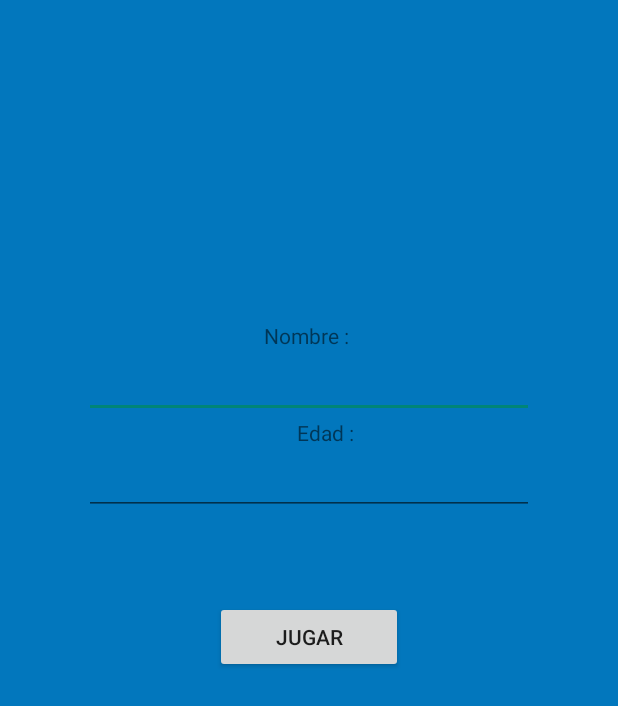
After one commit to virivil/PMDM_RevisionFragment, an Android app: the Perfil screen opened directly, with no data from a screen before it, on a phone screen of 412 x 824 dp. The commit adds this screen. Shown: the top 706 px of the screen. Run offline under Robolectric (Android 15) with nearby library versions, the phone set to English and light mode, and no system bars.

Commit message:
Revisión Paco

```diff
--- a/app/src/main/java/com/example/vince/pmdm_proyecto/Main2Activity.java
+++ b/app/src/main/java/com/example/vince/pmdm_proyecto/Main2Activity.java
@@ -8,7 +8,7 @@ import android.widget.Toast;
 
 
 /**
- * Created by vince on 3/11/15.  -----> esta clase sobra... es de una actividad anterior.
+ * Created by vince  on 3/11/15.  -----> esta clase sobra... es de una actividad anterior.
  */
 public class Main2Activity extends Activity {
 
--- a/app/src/main/java/com/example/vince/pmdm_proyecto/MainActivity.java
+++ b/app/src/main/java/com/example/vince/pmdm_proyecto/MainActivity.java
@@ -33,7 +33,7 @@ public class MainActivity extends Activity implements ListFragment.ListFragmentL
         setContentView(R.layout.activity_main);
 
 
-        // aqui recojo la info pasada con el intent  ,
+        // aqui  recojo la info pasada con el intent  ,
 
         Bundle bundleperfil = getIntent().getExtras();
 
--- a/app/src/main/java/com/example/vince/pmdm_proyecto/MenuAdapter.java
+++ b/app/src/main/java/com/example/vince/pmdm_proyecto/MenuAdapter.java
@@ -76,6 +76,7 @@ public class MenuAdapter extends BaseAdapter {
 /*
         if (color == "Azul") {
             convertView.setBackgroundColor(Color.parseColor("#99CCCC"));
+
         } else if ( color == "Plata" ) {
 
             convertView.setBackgroundColor(Color.parseColor("#CCCCCC"));
--- /dev/null
+++ b/app/src/main/java/com/example/vince/pmdm_proyecto/Perfil.java
@@ -0,0 +1,132 @@
+package com.example.vince.pmdm_proyecto;
+
+import android.app.Activity;
+import android.content.Intent;
+import android.os.Bundle;
+import android.util.Log;
+import android.view.Menu;
+import android.view.MenuItem;
+import android.view.View;
+import android.view.Window;
+import android.widget.Button;
+import android.widget.EditText;
+import android.widget.Toast;
+
+import com.example.vince.pmdm_proyecto.PerfilFragment.OnFragmentBotonListener;
+import com.example.vince.pmdm_proyecto.R;
+
+public class Perfil extends Activity implements PerfilFragment.OnFragmentBotonListener{
+
+/**
+   EditText edit_text1;
+
+    EditText edit_text2 ;
+
+    //  INSTANCIAMOS el boton para asignarle  un listener.
+    Button b;
+**/
+
+    @Override
+    protected void onCreate(Bundle savedInstanceState) {
+        super.onCreate(savedInstanceState);
+
+        // quito el titulo
+        requestWindowFeature(Window.FEATURE_NO_TITLE);
+
+        setContentView(R.layout.activity_perfil);
+
+
+
+
+            // INSTANCIAMOS el boton para asignarle  un listener.
+            //Button b = (Button) findViewById(R.id.botonjugar);
+
+
+
+
+
+
+
+        /**        b.setOnClickListener(new View.OnClickListener() {
+                    @Override
+                    public void onClick(View v) {
+
+                        Log.i("INFO_DAM","por 1 en Perfil");
+
+                        // recupero la info rellenada
+
+                        // antes he declarado los campos , ahora los instancia
+                        edit_text1 = (EditText) findViewById(R.id.editText);
+
+                        edit_text2 = (EditText) findViewById(R.id.editText2);
+
+                        // recupero el valor en string de los campos
+
+                        String Name = edit_text1.getText().toString();
+                        String Years = edit_text2.getText().toString();
+
+
+
+                        //  Intent para pasar al mainactivity
+                        Intent mainIntent = new Intent(getApplicationContext(), MainActivity.class);
+
+
+                        //  meto al intent la info que quiero pasar entre actv.
+                        mainIntent.putExtra("nombre", Name); //nombre
+                        mainIntent.putExtra("edad", Years);  //edad
+
+                        // inicio la otra actv.
+                        startActivity(mainIntent);
+
+                    }
+                }); **/
+
+
+    }
+
+/**
+    @Override
+    public boolean onCreateOptionsMenu(Menu menu) {
+        // Inflate the menu; this adds items to the action bar if it is present.
+        getMenuInflater().inflate(R.menu.menu_perfil, menu);
+        return true;
+    }
+
+**/
+
+/**    @Override
+    public boolean onOptionsItemSelected(MenuItem item) {
+        // Handle action bar item clicks here. The action bar will
+        // automatically handle clicks on the Home/Up button, so long
+        // as you specify a parent activity in AndroidManifest.xml.
+        int id = item.getItemId();
+
+        //noinspection SimplifiableIfStatement
+        if (id == R.id.action_settings) {
+            return true;
+        }
+
+        return super.onOptionsItemSelected(item);
+    } **/
+
+
+
+
+
+   @Override
+    public void onFragmentInteraction() {
+
+
+        Log.i("INFO_DAM", "Pruebaaaaaa");
+
+        Intent mainIntent = new Intent(getApplicationContext(), MainActivity.class);
+       startActivity(mainIntent);
+
+
+
+
+    }
+
+
+    ///
+}
--- /dev/null
+++ b/app/src/main/java/com/example/vince/pmdm_proyecto/PerfilFragment.java
@@ -0,0 +1,123 @@
+package com.example.vince.pmdm_proyecto;
+
+import android.app.Activity;
+import android.app.Fragment;
+import android.graphics.Color;
+import android.graphics.drawable.ColorDrawable;
+import android.net.Uri;
+import android.os.Bundle;
+import android.util.Log;
+import android.view.LayoutInflater;
+import android.view.View;
+import android.view.ViewGroup;
+import android.widget.Button;
+import android.widget.EditText;
+import android.widget.Toast;
+
+import com.example.vince.pmdm_proyecto.R;
+
+import javax.security.auth.callback.Callback;
+
+import static com.example.vince.pmdm_proyecto.R.id.botonjugar;
+import static com.example.vince.pmdm_proyecto.R.id.editText;
+import static com.example.vince.pmdm_proyecto.R.id.editText2;
+import static com.example.vince.pmdm_proyecto.R.id.textView2;
+import static com.example.vince.pmdm_proyecto.R.id.textView3;
+
+/**
+ * A placeholder fragment containing a simple view.
+ */
+
+public class PerfilFragment extends Fragment implements View.OnClickListener {
+
+    Button b1;
+
+    private OnFragmentBotonListener mListener;
+
+
+    public PerfilFragment() {
+        // Required empty public constructor
+
+    }
+
+
+    @Override
+    public void onCreate(Bundle savedInstanceState) {
+        super.onCreate(savedInstanceState);
+
+    }
+
+ @Override
+ public void onAttach(Activity activity) {
+     super.onAttach(activity);
+     try {
+         mListener = (OnFragmentBotonListener) activity;
+     } catch (ClassCastException e) {
+         throw new ClassCastException(activity.toString()
+                 + " must implement OnFragmentInteractionListener");
+     }
+ }
+
+
+
+
+
+
+    @Override
+    public View onCreateView(LayoutInflater inflater, ViewGroup container,
+                             Bundle savedInstanceState) {
+        View v=inflater.inflate(R.layout.fragment_perfil, container, false);
+        b1=(Button)v.findViewById(botonjugar);
+
+
+        return v;
+    }
+
+
+
+    @Override
+    public void onActivityCreated(Bundle savedInstanceState) {
+        super.onActivityCreated(savedInstanceState);
+
+
+    }
+
+
+    @Override
+    public void onDetach() {
+        super.onDetach();
+        mListener = null;
+
+    }
+
+
+/**
+    /**
+     * ESTE ES EL INTERFAZ QUE EL ACTIVITY SUPOERIOR DEBE IMPLEMENTAR
+     */
+    public interface OnFragmentBotonListener {
+
+        public void onFragmentInteraction();
+
+
+    }
+    /**
+     * ESTE ES EL LISTENER DEL BOTON
+     *
+     */
+    @Override
+    public void onClick(View v) {
+
+        //Llamamos al callback
+
+        Log.i("INFO_DAM", "por 2 en PerfilFragment");
+
+
+        mListener.onFragmentInteraction();
+
+
+
+    }
+
+
+}
--- a/app/src/main/java/com/example/vince/pmdm_proyecto/startActivity.java
+++ b/app/src/main/java/com/example/vince/pmdm_proyecto/startActivity.java
@@ -50,7 +50,7 @@ public class startActivity extends Activity {
 
 
                 //Destruimos esta activity para prevenir
-                //que el usuario retorne aqui presionando el boton Atras.
+                //que el usuario  retorne aqui presionando el boton Atras.
                 finish();
             }
 
--- a/app/src/main/res/layout/activity_main.xml
+++ b/app/src/main/res/layout/activity_main.xml
@@ -49,7 +49,7 @@
 
 
 
-      <!--     <FrameLayout xmlns:android="http://schemas.android.com/apk/res/android"
+      <!--      <FrameLayout xmlns:android="http://schemas.android.com/apk/res/android"
                android:id="@+id/fragment_container"
                android:layout_weight="2"
 
--- /dev/null
+++ b/app/src/main/res/layout/activity_perfil.xml
@@ -0,0 +1,21 @@
+<LinearLayout xmlns:android="http://schemas.android.com/apk/res/android"
+    xmlns:tools="http://schemas.android.com/tools"
+
+    android:layout_width="match_parent"
+    android:layout_height="match_parent"
+    android:orientation="vertical"
+    tools:context="com.example.vince.pmdm_proyecto.PerfilFragment"
+
+    android:background="#0277bd">
+
+
+<fragment
+    android:name="com.example.vince.pmdm_proyecto.PerfilFragment"
+    class="com.example.vince.pmdm_proyecto.PerfilFragment"
+    android:id="@+id/fragment"
+
+    tools:layout="@layout/fragment_perfil"
+    android:layout_width="match_parent"
+    android:layout_height="match_parent" />
+
+    </LinearLayout>
--- a/app/src/main/res/layout/activity_start.xml
+++ b/app/src/main/res/layout/activity_start.xml
@@ -1,4 +1,4 @@
-<!-- View  splash -->
+<!-- View  splash  -->
 
 <RelativeLayout xmlns:android="http://schemas.android.com/apk/res/android"
     xmlns:tools="http://schemas.android.com/tools"
--- /dev/null
+++ b/app/src/main/res/layout/fragment_perfil.xml
@@ -0,0 +1,55 @@
+<RelativeLayout xmlns:android="http://schemas.android.com/apk/res/android"
+
+    xmlns:tools="http://schemas.android.com/tools"
+    tools:context="com.example.vince.pmdm_proyecto.PerfilFragment"
+
+    android:layout_width="match_parent"
+    android:layout_height="match_parent" android:paddingLeft="@dimen/activity_horizontal_margin"
+    android:paddingRight="@dimen/activity_horizontal_margin"
+    android:paddingTop="@dimen/activity_vertical_margin"
+    android:paddingBottom="@dimen/activity_vertical_margin"
+    android:background="#0277bd">
+
+
+
+      <TextView android:text="Nombre : " android:layout_width="wrap_content"
+          android:layout_height="wrap_content"
+          android:layout_alignParentTop="true"
+          android:layout_centerHorizontal="true"
+          android:layout_marginTop="198dp"
+          android:id="@+id/textView2" />
+
+      <EditText
+          android:layout_width="300dp"
+          android:layout_height="wrap_content"
+          android:id="@+id/editText"
+          android:layout_below="@+id/textView2"
+          android:layout_centerHorizontal="true" />
+
+      <TextView
+          android:text="Edad :"
+          android:layout_width="wrap_content"
+          android:layout_height="wrap_content"
+          android:id="@+id/textView3"
+          android:layout_below="@+id/editText"
+          android:layout_alignEnd="@+id/textView2" />
+
+      <EditText
+          android:layout_width="300dp"
+          android:layout_height="wrap_content"
+          android:id="@+id/editText2"
+          android:layout_below="@+id/textView3"
+          android:layout_centerHorizontal="true" />
+
+      <Button
+          android:layout_width="125dp"
+          android:layout_height="wrap_content"
+          android:text="Jugar"
+          android:id="@+id/botonjugar"
+          android:layout_below="@+id/editText2"
+          android:layout_centerHorizontal="true"
+          android:layout_marginTop="57dp"
+          android:onClick="OnItemClickedListener"
+          />
+
+  </RelativeLayout>
--- a/app/src/main/res/layout/item_lista.xml
+++ b/app/src/main/res/layout/item_lista.xml
@@ -1,4 +1,4 @@
-<!-- View item de lista -->
+<!-- View item de lista  -->
 
 <LinearLayout xmlns:android="http://schemas.android.com/apk/res/android"
     android:layout_width="fill_parent" android:layout_height="fill_parent"
```
Also changed, not shown: app/src/main/java/com/example/vince/pmdm_proyecto/ListFragment.java (added, +145 -0 lines), app/src/main/java/com/example/vince/pmdm_proyecto/TextoFragment.java (added, +97 -0 lines), app/src/main/res/layout/fragment_list.xml (added, +21 -0 lines), app/src/main/res/layout/fragment_texto.xml (added, +12 -0 lines).
